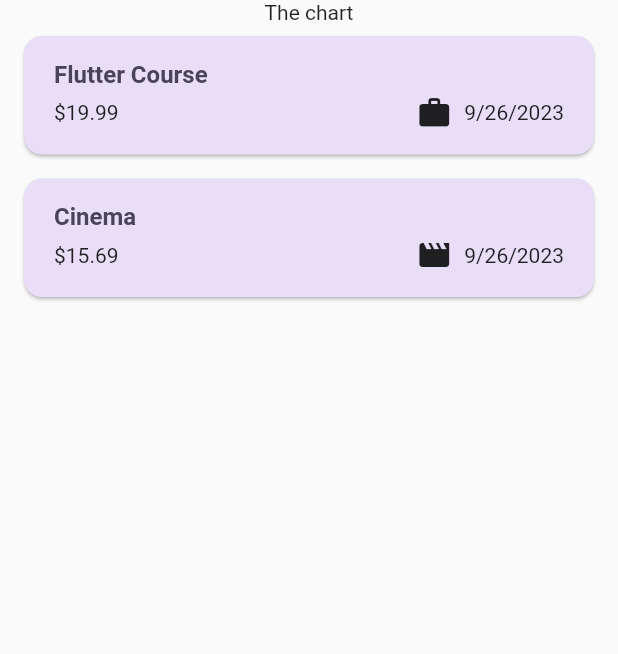
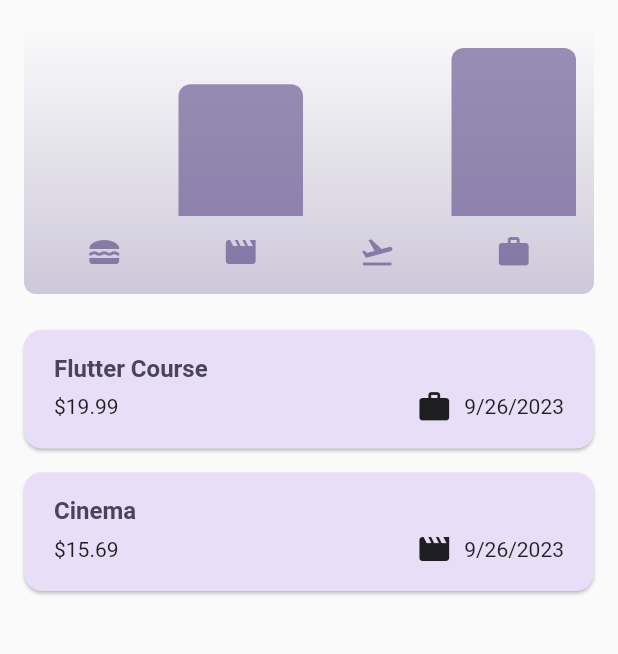
Before and after one commit to erazinkov/flockspot-app, a Flutter app: the screen it shows after launch, on a phone screen of 412 x 824 dp, the part 84-738 px from its top. Run offline on Flutter 3.47's test engine with Material 2 defaults, Android fonts, the phone set to English and light mode, and no system bars.

Commit message:
expense app completed

```diff
--- a/lib/main.dart
+++ b/lib/main.dart
@@ -6,26 +6,40 @@ var kColorScheme = ColorScheme.fromSeed(
 );
 
 var kDarkColorScheme = ColorScheme.fromSeed(
+  brightness: Brightness.dark,
   seedColor: const Color.fromARGB(255, 5, 99, 125),
 );
 
 void main() {
   runApp(
     MaterialApp(
-      darkTheme: ThemeData().copyWith(
+      darkTheme: ThemeData.dark().copyWith(
         useMaterial3: true,
-        colorScheme: kColorScheme,
+        colorScheme: kDarkColorScheme,
+        cardTheme: const CardTheme().copyWith(
+          color: kDarkColorScheme.secondaryContainer,
+          margin: const EdgeInsets.symmetric(
+            horizontal: 16,
+            vertical: 8,
+          ),
+        ),
+        elevatedButtonTheme: ElevatedButtonThemeData(
+          style: ElevatedButton.styleFrom(
+            backgroundColor: kDarkColorScheme.primaryContainer,
+            foregroundColor: kDarkColorScheme.onPrimaryContainer,
+          ),
+        ),
       ),
       theme: ThemeData().copyWith(
         useMaterial3: true,
         colorScheme: kColorScheme,
-          appBarTheme: AppBarTheme().copyWith(
+        appBarTheme: const AppBarTheme().copyWith(
           backgroundColor: kColorScheme.onPrimaryContainer,
           foregroundColor: kColorScheme.primaryContainer,
         ),
-          cardTheme: CardTheme().copyWith(
+        cardTheme: const CardTheme().copyWith(
           color: kColorScheme.secondaryContainer,
-            margin: EdgeInsets.symmetric(
+          margin: const EdgeInsets.symmetric(
             horizontal: 16,
             vertical: 8,
           ),
@@ -40,7 +54,10 @@ void main() {
                 fontWeight: FontWeight.bold,
                 color: kColorScheme.onSecondaryContainer,
                 fontSize: 16,
-              ))),
+              ),
+            ),
+      ),
+      // themeMode: ThemeMode.dark,
       home: const Expenses(),
     ),
   );
--- a/lib/model/expense.dart
+++ b/lib/models/expense.dart
@@ -38,3 +38,27 @@ class Expense {
     return formatter.format(date);
   }
 }
+
+class ExpenseBucket {
+  const ExpenseBucket({
+    required this.category,
+    required this.expenses,
+  });
+
+  ExpenseBucket.forCategory(List<Expense> allExpenses, this.category)
+      : expenses = allExpenses
+            .where((element) => element.category == category)
+            .toList();
+
+  final Category category;
+  final List<Expense> expenses;
+
+  double get totalExpenses {
+    double sum = 0;
+
+    for (final expense in expenses) {
+      sum += expense.amount;
+    }
+    return sum;
+  }
+}
--- /dev/null
+++ b/lib/widgets/chart/chart.dart
@@ -0,0 +1,95 @@
+import 'package:flutter/material.dart';
+
+import 'package:expense_tracker/widgets/chart/chart_bar.dart';
+import 'package:expense_tracker/models/expense.dart';
+
+class Chart extends StatelessWidget {
+  const Chart({super.key, required this.expenses});
+
+  final List<Expense> expenses;
+
+  List<ExpenseBucket> get buckets {
+    return [
+      ExpenseBucket.forCategory(expenses, Category.food),
+      ExpenseBucket.forCategory(expenses, Category.leisure),
+      ExpenseBucket.forCategory(expenses, Category.travel),
+      ExpenseBucket.forCategory(expenses, Category.work),
+    ];
+  }
+
+  double get maxTotalExpense {
+    double maxTotalExpense = 0;
+
+    for (final bucket in buckets) {
+      if (bucket.totalExpenses > maxTotalExpense) {
+        maxTotalExpense = bucket.totalExpenses;
+      }
+    }
+
+    return maxTotalExpense;
+  }
+
+  @override
+  Widget build(BuildContext context) {
+    final isDarkMode =
+        MediaQuery.of(context).platformBrightness == Brightness.dark;
+    return Container(
+      margin: const EdgeInsets.all(16),
+      padding: const EdgeInsets.symmetric(
+        vertical: 16,
+        horizontal: 8,
+      ),
+      width: double.infinity,
+      height: 180,
+      decoration: BoxDecoration(
+        borderRadius: BorderRadius.circular(8),
+        gradient: LinearGradient(
+          colors: [
+            Theme.of(context).colorScheme.primary.withOpacity(0.3),
+            Theme.of(context).colorScheme.primary.withOpacity(0.0)
+          ],
+          begin: Alignment.bottomCenter,
+          end: Alignment.topCenter,
+        ),
+      ),
+      child: Column(
+        children: [
+          Expanded(
+            child: Row(
+              crossAxisAlignment: CrossAxisAlignment.end,
+              children: [
+                for (final bucket in buckets) // alternative to map()
+                  ChartBar(
+                    fill: bucket.totalExpenses == 0
+                        ? 0
+                        : bucket.totalExpenses / maxTotalExpense,
+                  )
+              ],
+            ),
+          ),
+          const SizedBox(height: 12),
+          Row(
+            children: buckets
+                .map(
+                  (bucket) => Expanded(
+                    child: Padding(
+                      padding: const EdgeInsets.symmetric(horizontal: 4),
+                      child: Icon(
+                        categoryIcons[bucket.category],
+                        color: isDarkMode
+                            ? Theme.of(context).colorScheme.secondary
+                            : Theme.of(context)
+                                .colorScheme
+                                .primary
+                                .withOpacity(0.7),
+                      ),
+                    ),
+                  ),
+                )
+                .toList(),
+          )
+        ],
+      ),
+    );
+  }
+}
--- /dev/null
+++ b/lib/widgets/chart/chart_bar.dart
@@ -0,0 +1,34 @@
+import 'package:flutter/material.dart';
+
+class ChartBar extends StatelessWidget {
+  const ChartBar({
+    super.key,
+    required this.fill,
+  });
+
+  final double fill;
+
+  @override
+  Widget build(BuildContext context) {
+    final isDarkMode =
+        MediaQuery.of(context).platformBrightness == Brightness.dark;
+    return Expanded(
+      child: Padding(
+        padding: const EdgeInsets.symmetric(horizontal: 4),
+        child: FractionallySizedBox(
+          heightFactor: fill,
+          child: DecoratedBox(
+            decoration: BoxDecoration(
+              shape: BoxShape.rectangle,
+              borderRadius:
+                  const BorderRadius.vertical(top: Radius.circular(8)),
+              color: isDarkMode
+                  ? Theme.of(context).colorScheme.secondary
+                  : Theme.of(context).colorScheme.primary.withOpacity(0.65),
+            ),
+          ),
+        ),
+      ),
+    );
+  }
+}
--- a/lib/widgets/expenses.dart
+++ b/lib/widgets/expenses.dart
@@ -1,5 +1,6 @@
+import 'package:expense_tracker/widgets/chart/chart.dart';
 import 'package:expense_tracker/widgets/expenses_list/expenses_list.dart';
-import 'package:expense_tracker/model/expense.dart';
+import 'package:expense_tracker/models/expense.dart';
 import 'package:expense_tracker/widgets/new_expense.dart';
 import 'package:flutter/material.dart';
 
@@ -89,7 +90,7 @@ class _ExpensesState extends State<Expenses> {
       ),
       body: Column(
         children: [
-          const Text('The chart'),
+          Chart(expenses: _registeredExpenses),
           Expanded(
             child: mainContent,
           ),
--- a/lib/widgets/expenses_list/expense_item.dart
+++ b/lib/widgets/expenses_list/expense_item.dart
@@ -1,4 +1,4 @@
-import 'package:expense_tracker/model/expense.dart';
+import 'package:expense_tracker/models/expense.dart';
 import 'package:flutter/material.dart';
 
 class ExpenseItem extends StatelessWidget {
--- a/lib/widgets/expenses_list/expenses_list.dart
+++ b/lib/widgets/expenses_list/expenses_list.dart
@@ -1,4 +1,4 @@
-import 'package:expense_tracker/model/expense.dart';
+import 'package:expense_tracker/models/expense.dart';
 import 'package:expense_tracker/widgets/expenses_list/expense_item.dart';
 import 'package:flutter/material.dart';
 
--- a/lib/widgets/new_expense.dart
+++ b/lib/widgets/new_expense.dart
@@ -1,6 +1,5 @@
 import 'package:flutter/material.dart';
-import 'package:intl/intl.dart';
-import 'package:expense_tracker/model/expense.dart';
+import 'package:expense_tracker/models/expense.dart';
 
 class NewExpense extends StatefulWidget {
   const NewExpense({super.key, required this.onAddExpense});
```
Lines whose indentation alone changed are shown as unchanged.
